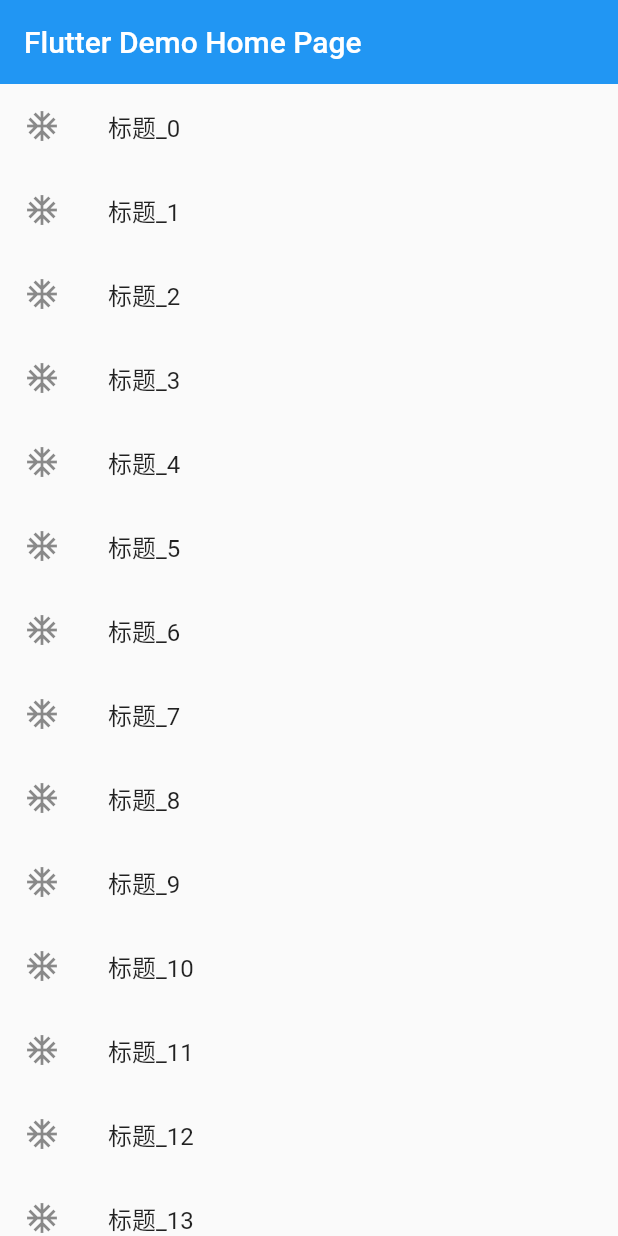
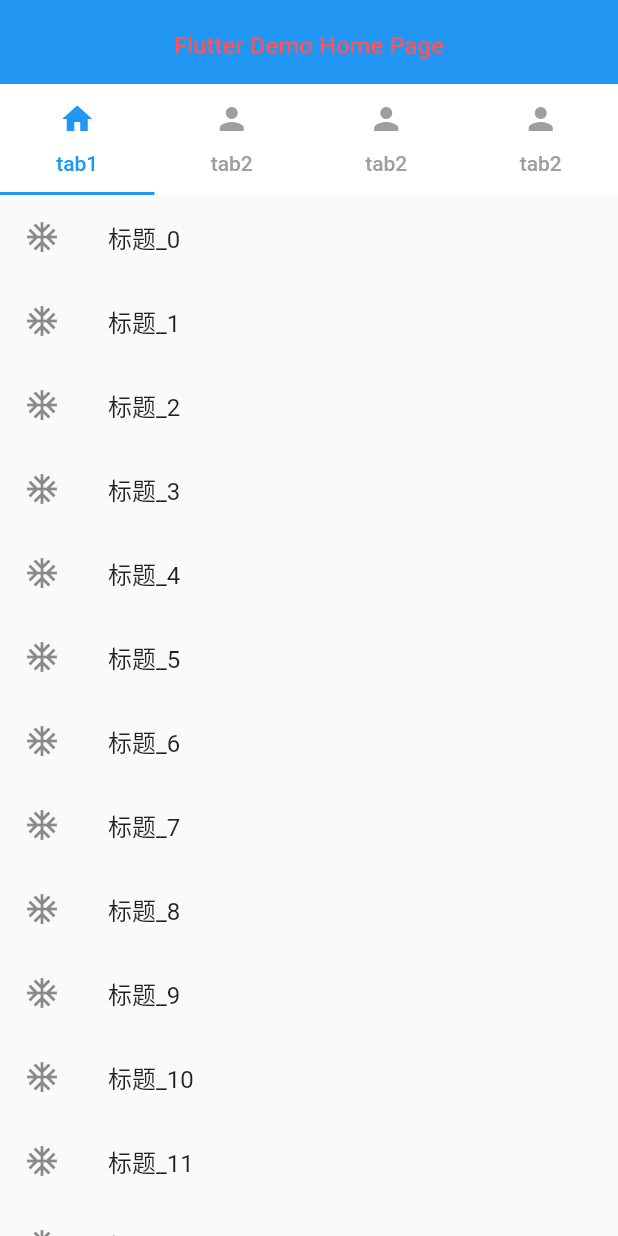
Before and after one commit to monisjavakotlin/flutter_appbar_scroll, a Flutter app: the screen it shows after launch, on a phone screen of 412 x 824 dp. Run offline on Flutter 3.47's test engine with Material 2 defaults, Android fonts, the phone set to English and light mode, and no system bars.

Commit message:
appbar hide

```diff
--- a/lib/main.dart
+++ b/lib/main.dart
@@ -25,7 +25,25 @@ class MyHomePage extends StatefulWidget {
   _MyHomePageState createState() => _MyHomePageState();
 }
 
-class _MyHomePageState extends State<MyHomePage> {
+class _MyHomePageState extends State<MyHomePage> with TickerProviderStateMixin {
+  TabController _tabController;
+  @override
+  void initState() {
+    super.initState();
+    _tabController = TabController(length: 4, vsync: this);
+    _tabController.addListener(() {
+      var index = _tabController.index;
+      var previewIndex = _tabController.previousIndex;
+      print('index:$index, preview:$previewIndex');
+    });
+  }
+
+  @override
+  void dispose() {
+    _tabController.dispose();
+    super.dispose();
+  }
+
   @override
   Widget build(BuildContext context) {
     return Scaffold(
@@ -33,10 +51,34 @@ class _MyHomePageState extends State<MyHomePage> {
         headerSliverBuilder: (BuildContext context, bool innerBoxIsScrolled) {
           return <Widget>[
             SliverAppBar(
+//              expandedHeight: 200.0,
+              floating: false,
               pinned: false,
-              floating: true,
-              snap: true,
-              title: Text(widget.title),
+              snap: false,
+              flexibleSpace: FlexibleSpaceBar(
+                centerTitle: true,
+                title: Text(widget.title,
+                    style: TextStyle(
+                      color: Colors.redAccent,
+                      fontSize: 16.0,
+                    )),
+                /* background: Image.network(
+                  "https://timgsa.baidu.com/timg?image&quality=80&size=b9999_10000&sec=1550383267899&di=9b9fe57bd7a0bd55c7d673ad449360b1&imgtype=0&src=http%3A%2F%2Fpptdown.pptbz.com%2Fpptbeijing%2F%25E9%2592%25A2%25E9%2593%2581%25E4%25BE%25A0%25E5%25B8%2585%25E6%25B0%2594%25E6%2589%258B%25E7%25BB%2598%25E8%25AE%25BE%25E8%25AE%25A1PPT%25E8%2583%258C%25E6%2599%25AF%25E5%259B%25BE%25E7%2589%2587.jpg",
+                  fit: BoxFit.fill,
+                ),*/
+              ),
+            ),
+            SliverPersistentHeader(
+              delegate: _SliverPersistentHeaderDelegate(TabBar(
+                  controller: _tabController,
+                  labelColor: Colors.blue,
+                  unselectedLabelColor: Colors.grey,
+                  tabs: [
+                    Tab(icon: Icon(Icons.home), text: "tab1"),
+                    Tab(icon: Icon(Icons.person), text: "tab2"),
+                    Tab(icon: Icon(Icons.person), text: "tab2"),
+                    Tab(icon: Icon(Icons.person), text: "tab2"),
+                  ])),
             )
           ];
         },
@@ -64,3 +106,28 @@ class ListItemDemo extends StatelessWidget {
     );
   }
 }
+
+class _SliverPersistentHeaderDelegate extends SliverPersistentHeaderDelegate {
+  final TabBar _tabBar;
+
+  _SliverPersistentHeaderDelegate(this._tabBar);
+  @override
+  Widget build(
+      BuildContext context, double shrinkOffset, bool overlapsContent) {
+    return Container(
+      child: _tabBar,
+      color: Colors.white,
+    );
+  }
+
+  @override
+  double get maxExtent => _tabBar.preferredSize.height;
+
+  @override
+  double get minExtent => _tabBar.preferredSize.height;
+
+  @override
+  bool shouldRebuild(SliverPersistentHeaderDelegate oldDelegate) {
+    return false;
+  }
+}
```
